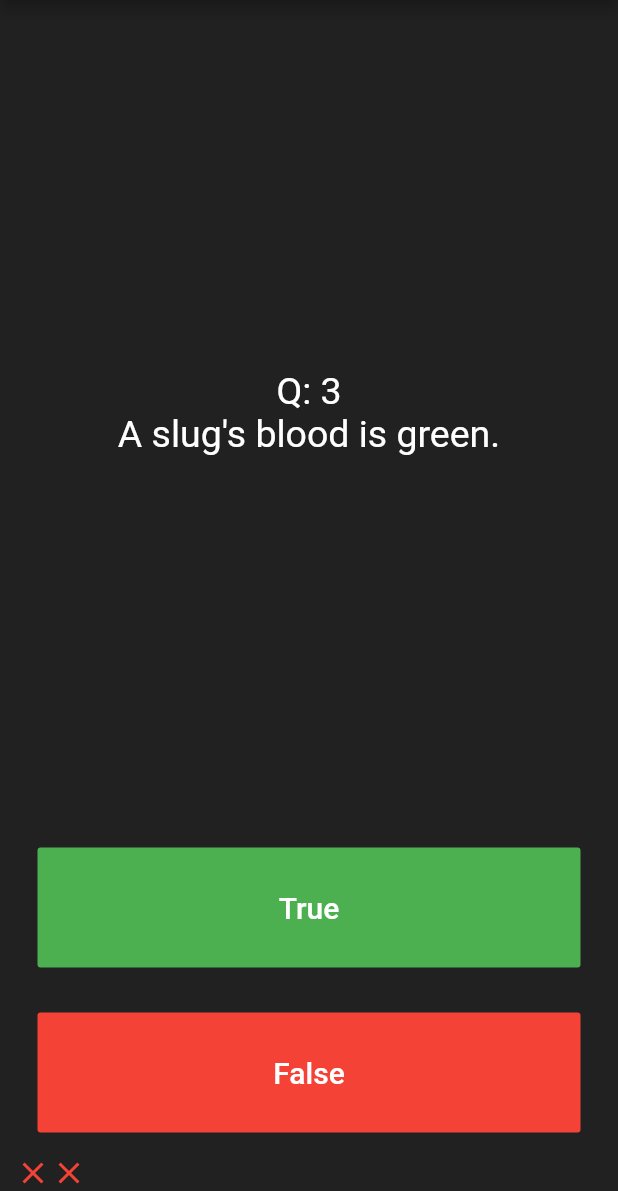
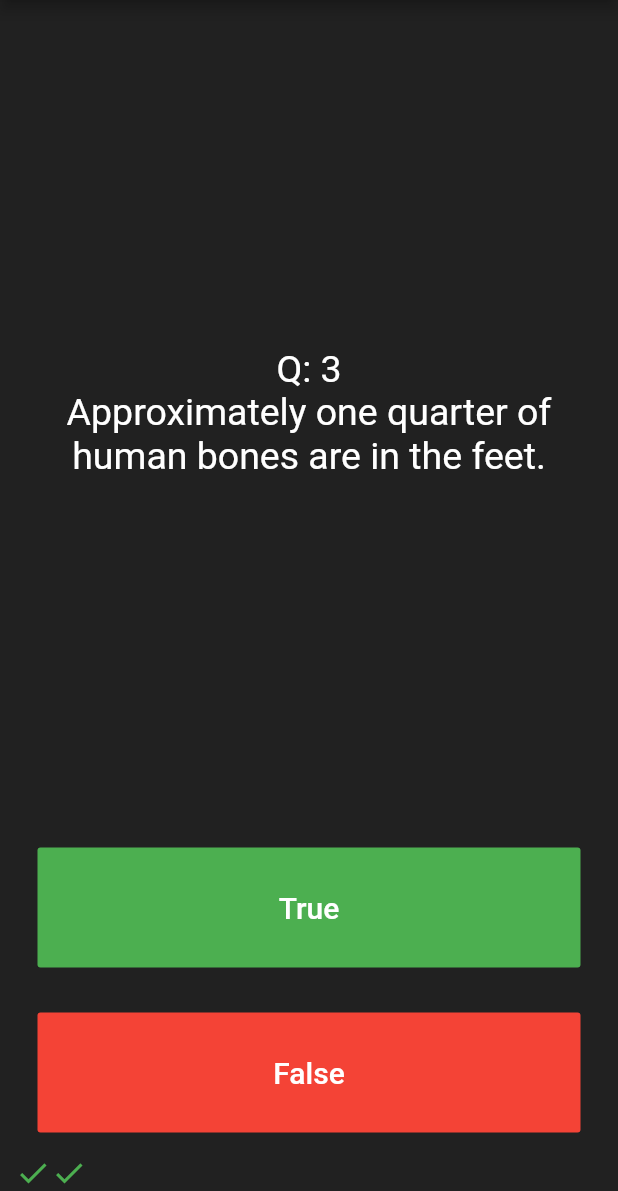
Before and after one commit to atm1504/quizzer-flutter, a Flutter app: the screen it shows after launch, after a tap on "True", after a tap on "False", on a phone screen of 412 x 824 dp, the part 45-1236 px from its top. Run offline on Flutter 3.47's test engine with Material 2 defaults, Android fonts, the phone set to English and light mode, and no system bars.

Commit message:
feat: Divide into class

```diff
--- a/lib/main.dart
+++ b/lib/main.dart
@@ -1,5 +1,7 @@
 import 'package:flutter/material.dart';
-import 'question.dart';
+import 'quiz_brain.dart';
+
+QuizBrain quizBrain = QuizBrain();
 
 void main() => runApp(Quizzler());
 
@@ -35,28 +37,17 @@ class QuizPage extends StatefulWidget {
 class _QuizPageState extends State<QuizPage> {
   List<Icon> scoreKeeper = [];
 
-  List<Question> questionBank = [
-    Question('You can lead a cow down stairs but not up stairs.', false),
-    Question('Approximately one quarter of human bones are in the feet.', true),
-    Question('A slug\'s blood is green.', true),
-  ];
-
-  int questionNumber = 0;
-
-  Question q1 =
-      Question('You can lead a cow down stairs but not up stairs.', false);
-
   void increaseQuestionNumber() {
-    if (questionNumber < questionBank.length - 1) {
-      questionNumber += 1;
+    if (quizBrain.canBeIncreased() == true) {
+      quizBrain.increaseQuestionNumber();
     } else {
-      questionNumber = 0;
+      quizBrain.reset();
       scoreKeeper = [];
     }
   }
 
   void updateScoreKeeper(bool response) {
-    if (questionBank[questionNumber].questionAnswer == response) {
+    if (quizBrain.isAnswerCorrect(response)) {
       scoreKeeper.add(Icon(
         Icons.check,
         color: Colors.green,
@@ -84,7 +75,7 @@ class _QuizPageState extends State<QuizPage> {
                 mainAxisAlignment: MainAxisAlignment.center,
                 children: <Widget>[
                   Text(
-                    'Q: ' + (questionNumber + 1).toString(),
+                    'Q: ' + (quizBrain.getCurrentQuestionNumber()).toString(),
                     textAlign: TextAlign.center,
                     style: TextStyle(
                       fontSize: 25.0,
@@ -92,7 +83,7 @@ class _QuizPageState extends State<QuizPage> {
                     ),
                   ),
                   Text(
-                    questionBank[questionNumber].questionText,
+                    quizBrain.getQuestionText(),
                     textAlign: TextAlign.center,
                     style: TextStyle(
                       fontSize: 25.0,
--- /dev/null
+++ b/lib/quiz_brain.dart
@@ -0,0 +1,63 @@
+import 'question.dart';
+
+class QuizBrain {
+  int _questionNumber = 0;
+  List<Question> _questionBank = [
+    Question('Some cats are actually allergic to humans', true),
+    Question('You can lead a cow down stairs but not up stairs.', false),
+    Question('Approximately one quarter of human bones are in the feet.', true),
+    Question('A slug\'s blood is green.', true),
+    Question('Buzz Aldrin\'s mother\'s maiden name was \"Moon\".', true),
+    Question('It is illegal to pee in the Ocean in Portugal.', true),
+    Question(
+        'No piece of square dry paper can be folded in half more than 7 times.',
+        false),
+    Question(
+        'In London, UK, if you happen to die in the House of Parliament, you are technically entitled to a state funeral, because the building is considered too sacred a place.',
+        true),
+    Question(
+        'The loudest sound produced by any animal is 188 decibels. That animal is the African Elephant.',
+        false),
+    Question(
+        'The total surface area of two human lungs is approximately 70 square metres.',
+        true),
+    Question('Google was originally called \"Backrub\".', true),
+    Question(
+        'Chocolate affects a dog\'s heart and nervous system; a few ounces are enough to kill a small dog.',
+        true),
+    Question(
+        'In West Virginia, USA, if you accidentally hit an animal with your car, you are free to take it home to eat.',
+        true),
+  ];
+  int getCurrentQuestionNumber() {
+    return _questionNumber + 1;
+  }
+
+  String getQuestionText() {
+    return _questionBank[_questionNumber].questionText;
+  }
+
+  bool isAnswerCorrect(bool answer) {
+    if (_questionBank[_questionNumber].questionAnswer == answer) {
+      return true;
+    } else {
+      return false;
+    }
+  }
+
+  void increaseQuestionNumber() {
+    _questionNumber += 1;
+  }
+
+  bool canBeIncreased() {
+    if (_questionNumber < _questionBank.length - 1) {
+      return true;
+    } else {
+      return false;
+    }
+  }
+
+  void reset() {
+    _questionNumber = 0;
+  }
+}
```
